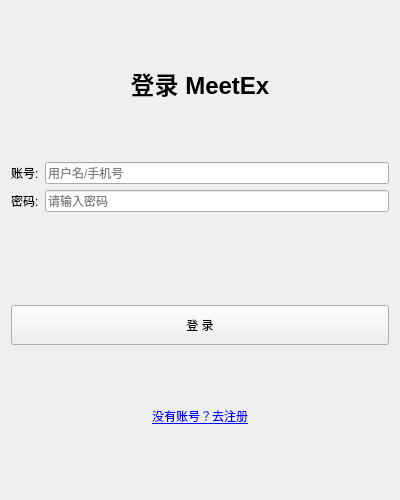
Above: ui/login.ui from zhangdalin/MeetEx before the change. Below: the same form after it.
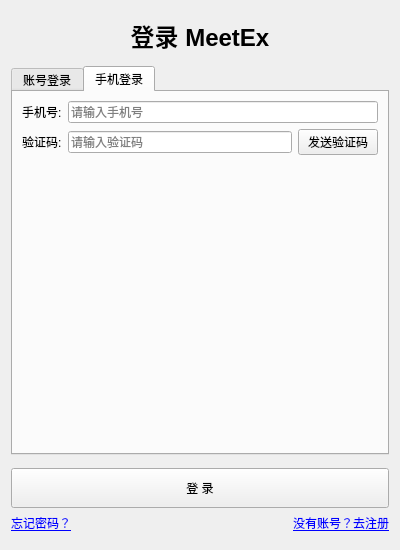
That is the form after the change. The open tabs and pages were chosen to show the change.

Commit message:
feat(auth): implement AUTH-002 phone verification login
- Add QTabWidget to login UI for switching between account and phone login
- Implement phone login tab with phone number and verification code inputs
- Add 60-second countdown timer for verification code resend
- Integrate AuthService::loginWithPhone() API for phone authentication
- Add phone number validation with Chinese mobile regex pattern
- Include "Forgot Password?" link placeholder for AUTH-004

Closes AUTH-002

What changed in the file:
```diff
--- a/ui/login.ui
+++ b/ui/login.ui
@@ -7,7 +7,7 @@
     <x>0</x>
     <y>0</y>
     <width>400</width>
-    <height>500</height>
+    <height>550</height>
    </rect>
   </property>
   <property name="windowTitle">
@@ -45,7 +45,17 @@
     </spacer>
    </item>
    <item>
-    <layout class="QFormLayout" name="formLayout">
+    <widget class="QTabWidget" name="loginTabWidget">
+     <property name="currentIndex">
+      <number>0</number>
+     </property>
+     <widget class="QWidget" name="accountTab">
+      <attribute name="title">
+       <string>账号登录</string>
+      </attribute>
+      <layout class="QVBoxLayout" name="accountTabLayout">
+       <item>
+        <layout class="QFormLayout" name="accountFormLayout">
      <item row="0" column="0">
       <widget class="QLabel" name="accountLabel">
        <property name="text">
@@ -56,7 +66,7 @@
      <item row="0" column="1">
       <widget class="QLineEdit" name="accountLineEdit">
        <property name="placeholderText">
-        <string>用户名/手机号</string>
+            <string>请输入用户名</string>
        </property>
       </widget>
      </item>
@@ -79,6 +89,60 @@
      </item>
     </layout>
    </item>
+      </layout>
+     </widget>
+     <widget class="QWidget" name="phoneTab">
+      <attribute name="title">
+       <string>手机登录</string>
+      </attribute>
+      <layout class="QVBoxLayout" name="phoneTabLayout">
+       <item>
+        <layout class="QFormLayout" name="phoneFormLayout">
+         <item row="0" column="0">
+          <widget class="QLabel" name="phoneLabel">
+           <property name="text">
+            <string>手机号:</string>
+           </property>
+          </widget>
+         </item>
+         <item row="0" column="1">
+          <widget class="QLineEdit" name="phoneLineEdit">
+           <property name="placeholderText">
+            <string>请输入手机号</string>
+           </property>
+          </widget>
+         </item>
+         <item row="1" column="0">
+          <widget class="QLabel" name="codeLabel">
+           <property name="text">
+            <string>验证码:</string>
+           </property>
+          </widget>
+         </item>
+         <item row="1" column="1">
+          <layout class="QHBoxLayout" name="codeLayout">
+           <item>
+            <widget class="QLineEdit" name="codeLineEdit">
+             <property name="placeholderText">
+              <string>请输入验证码</string>
+             </property>
+            </widget>
+           </item>
+           <item>
+            <widget class="QPushButton" name="sendCodeBtn">
+             <property name="text">
+              <string>发送验证码</string>
+             </property>
+            </widget>
+           </item>
+          </layout>
+         </item>
+        </layout>
+       </item>
+      </layout>
+     </widget>
+    </widget>
+   </item>
    <item>
     <spacer name="verticalSpacer_form">
      <property name="orientation">
@@ -100,14 +164,35 @@
     </widget>
    </item>
    <item>
+    <layout class="QHBoxLayout" name="linkLayout">
+     <item>
+      <widget class="QLabel" name="forgotPasswordLabel">
+       <property name="text">
+        <string>&lt;a href=&quot;#forgot&quot;&gt;忘记密码？&lt;/a&gt;</string>
+       </property>
+       <property name="alignment">
+        <set>Qt::AlignLeft|Qt::AlignVCenter</set>
+       </property>
+      </widget>
+     </item>
+     <item>
+      <spacer name="horizontalSpacer">
+       <property name="orientation">
+        <enum>Qt::Horizontal</enum>
+       </property>
+      </spacer>
+     </item>
+     <item>
     <widget class="QLabel" name="registerLinkLabel">
      <property name="text">
       <string>&lt;a href=&quot;#register&quot;&gt;没有账号？去注册&lt;/a&gt;</string>
      </property>
      <property name="alignment">
-      <set>Qt::AlignCenter</set>
-     </property>
-    </widget>
+        <set>Qt::AlignRight|Qt::AlignVCenter</set>
+       </property>
+      </widget>
+     </item>
+    </layout>
    </item>
    <item>
     <spacer name="verticalSpacer_bottom">
```
Left out of the diff: 14 changed lines with no effect on the pictures. Lines whose indentation alone changed are shown as unchanged. The commit also changes 2 other files.
